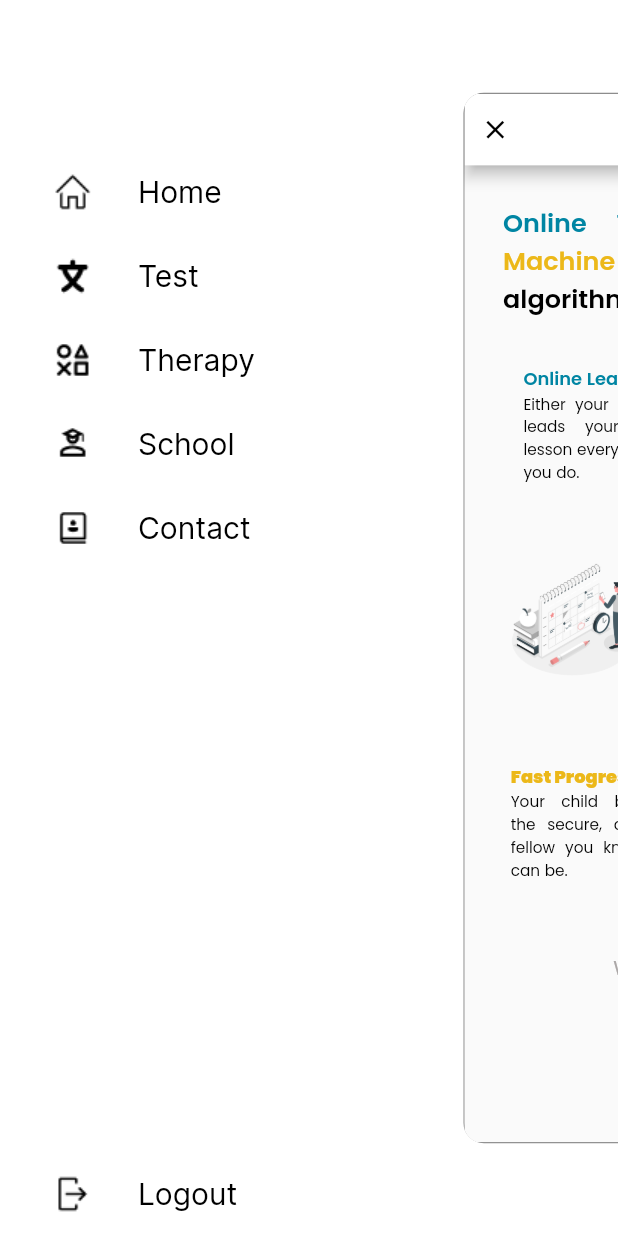
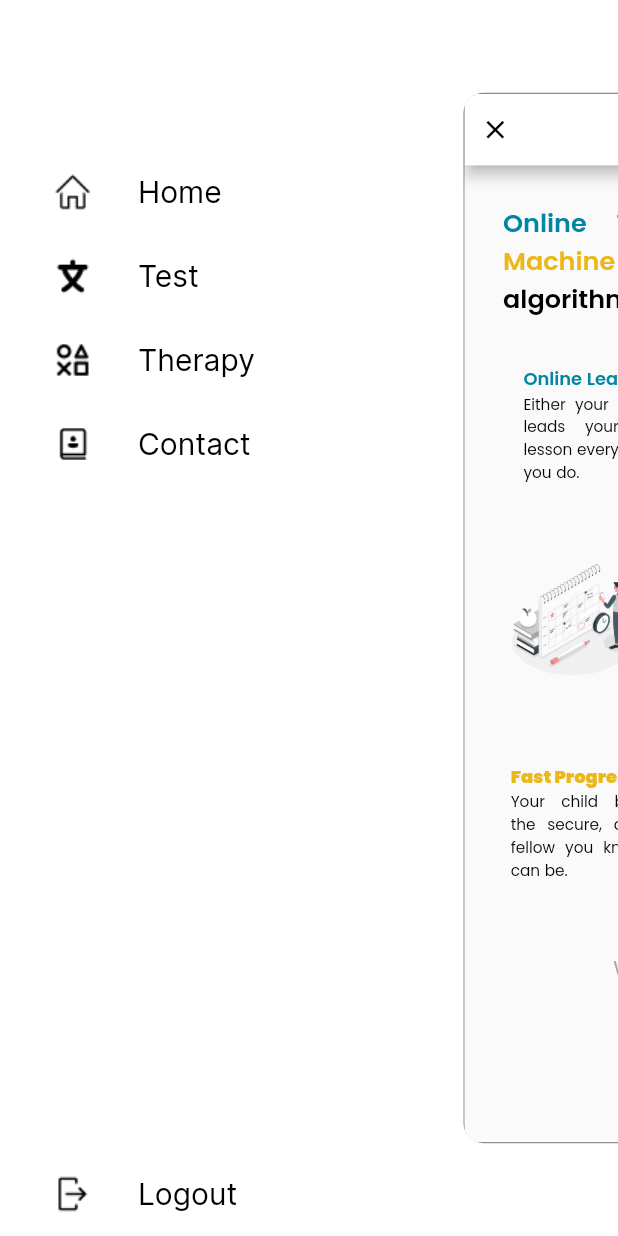
Before and after one commit to RiyaShah08/SLDChecker, a Flutter app: the DrawerScreen screen opened directly, after a tap on the "menu" icon, on a phone screen of 412 x 824 dp. Run offline on Flutter 3.47's test engine with Material 2 defaults, Android fonts, the light colour scheme and no system bars; drawn by our look-alikes of auto_size_text, flutter_advanced_drawer; our stand-ins replace cloud_firestore, firebase_auth, firebase_core, fluttertoast, google_sign_in, image_picker; missing offline and left inert: google_ml_kit, status_stepper; accounts and stored records are empty.

Commit message:
In progress

```diff
--- a/lib/navigationdrawer.dart
+++ b/lib/navigationdrawer.dart
@@ -90,16 +90,6 @@ class _DrawerScreenState extends State<DrawerScreen> {
                   ListTile(
                     onTap: () {},
                     leading: Image.asset(
-                      'asset/account.png', height: 25, width: 25,),
-                    title: Text('School', style: TextStyle(
-                        fontSize: 20,
-                        fontFamily: 'Inter',
-                        fontWeight: FontWeight.w100),),
-                  ),
-
-                  ListTile(
-                    onTap: () {},
-                    leading: Image.asset(
                       'asset/contact.png', height: 25, width: 25,),
                     title: Text('Contact', style: TextStyle(
                         fontSize: 20,
@@ -111,7 +101,7 @@ class _DrawerScreenState extends State<DrawerScreen> {
 
                   ListTile(
                     onTap: () {
-
+                      Navigator.pop(context);
                     },
                     leading: Image.asset(
                       'asset/logout.png', height: 25, width: 25,),
```
Also changed, not shown: lib/screening.dart (line endings or trailing spaces).
